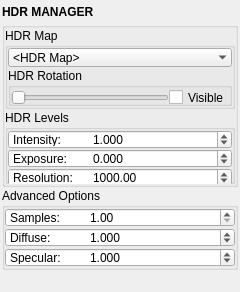
Above: mayatk/light_utils/hdr_manager.ui from m3trik/mayatk before the change. Below: the same form after it.
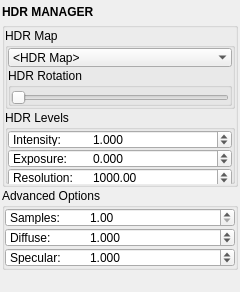
That is the form after the change. Custom widgets are drawn as their Qt base class.

Commit message:
feat: hdr_manager visibility toggles; mat_updater child-plug rewire; scene_has_animation
- hdr_manager: render/viewport Visible toggles (replaces chk000); foreign-dome adoption
- mat_updater: disconnect now walks compound child plugs (R/G/B/X/Y/Z) so packed-map
  connections are caught on rewire; workflow-aware filter_redundant_maps(config=...)
- AnimUtils.scene_has_animation (time-input animCurves); tests; refresh API registries

Diff of the .ui file:
```diff
--- a/mayatk/light_utils/hdr_manager.ui
+++ b/mayatk/light_utils/hdr_manager.ui
@@ -235,28 +235,6 @@
                  </property>
                 </widget>
                </item>
-               <item>
-                <widget class="QCheckBox" name="chk000">
-                 <property name="minimumSize">
-                  <size>
-                   <width>0</width>
-                   <height>19</height>
-                  </size>
-                 </property>
-                 <property name="maximumSize">
-                  <size>
-                   <width>60</width>
-                   <height>16777215</height>
-                  </size>
-                 </property>
-                 <property name="toolTip">
-                  <string>Set the HDR map visibility.</string>
-                 </property>
-                 <property name="text">
-                  <string>Visible</string>
-                 </property>
-                </widget>
-               </item>
               </layout>
              </widget>
             </item>
@@ -599,6 +577,11 @@
    <extends>QDoubleSpinBox</extends>
    <header>uitk.widgets.spinBox.SpinBox.h</header>
   </customwidget>
+  <customwidget>
+   <class>Slider</class>
+   <extends>QSlider</extends>
+   <header>uitk.widgets.slider.Slider.h</header>
+  </customwidget>
   <customwidget>
    <class>CollapsableGroup</class>
    <extends>QGroupBox</extends>
```
Left out of the diff: 4 changed lines with no effect on the pictures. The commit also changes 11 other files.
